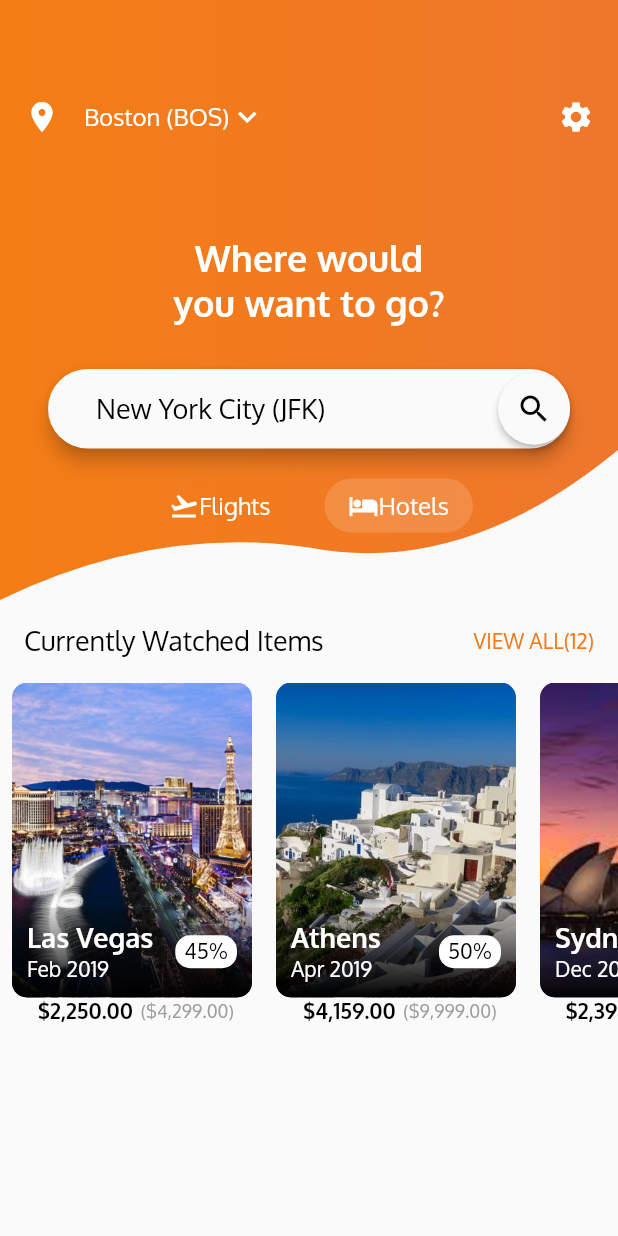
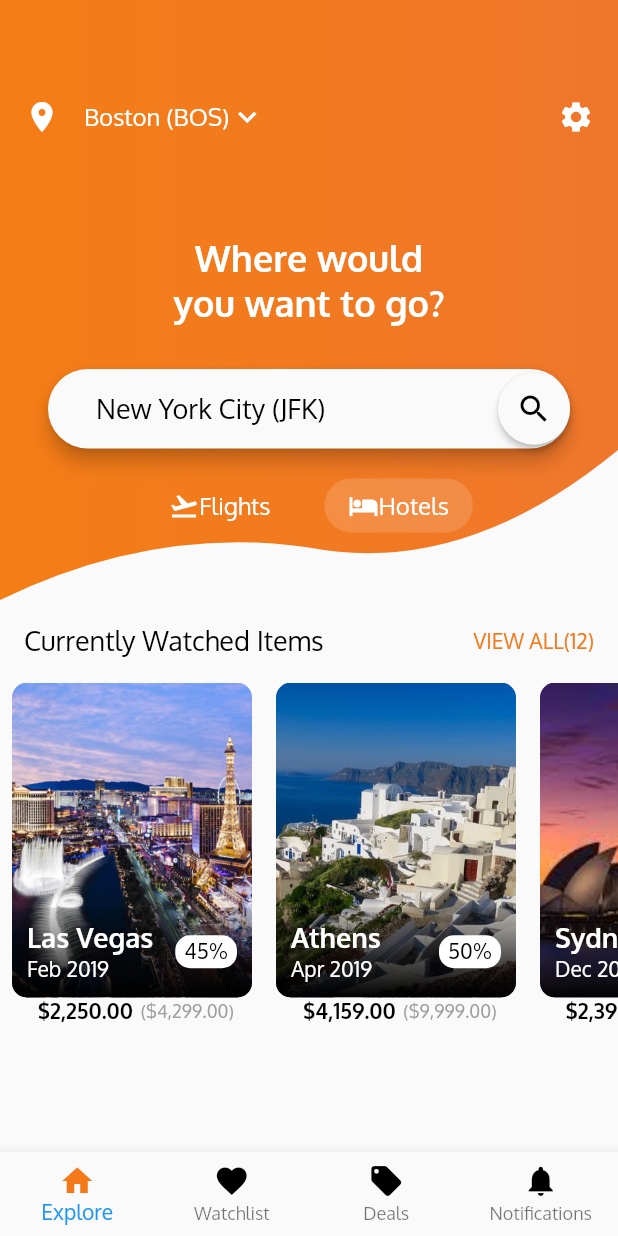
Before and after one commit to FlorianBouron/flight-list-app, a Flutter app: the screen it shows after launch, on a phone screen of 412 x 824 dp. Run offline on Flutter 3.47's test engine with Material 2 defaults, Android fonts, the phone set to English and light mode, and no system bars.

Commit message:
Add AppBar

```diff
--- a/lib/screens/home_screen.dart
+++ b/lib/screens/home_screen.dart
@@ -2,11 +2,13 @@ import 'package:flutter/material.dart';
 
 import './home_screen_top.dart';
 import './home_screen_bottom.dart';
+import '../widgets/custom_app_bar.dart';
 
 class HomeScreen extends StatelessWidget {
   @override
   Widget build(BuildContext context) {
     return Scaffold(
+      bottomNavigationBar: CustomAppBar(),
       body: SingleChildScrollView(
         scrollDirection: Axis.vertical,
         child: Column(
--- a/lib/style.dart
+++ b/lib/style.dart
@@ -30,4 +30,9 @@ class AppTheme {
     fontSize: 14.0,
     color: primaryColor,
   );
+
+  static const TextStyle bottomNavigationBarItemStyle = TextStyle(
+    fontStyle: FontStyle.normal,
+    color: Colors.black,
+  );
 }
--- /dev/null
+++ b/lib/widgets/custom_app_bar.dart
@@ -0,0 +1,60 @@
+import 'package:flutter/material.dart';
+
+import '../style.dart';
+
+class CustomAppBar extends StatelessWidget {
+  final List<BottomNavigationBarItem> bottomBarItems = [
+    BottomNavigationBarItem(
+      activeIcon: Icon(
+        Icons.home,
+        color: AppTheme.primaryColor,
+      ),
+      icon: Icon(
+        Icons.home,
+        color: Colors.black,
+      ),
+      title: Text(
+        "Explore",
+        style: AppTheme.bottomNavigationBarItemStyle,
+      ),
+    ),
+    BottomNavigationBarItem(
+      icon: Icon(
+        Icons.favorite,
+        color: Colors.black,
+      ),
+      title: Text(
+        "Watchlist",
+        style: AppTheme.bottomNavigationBarItemStyle,
+      ),
+    ),
+    BottomNavigationBarItem(
+      icon: Icon(
+        Icons.local_offer,
+        color: Colors.black,
+      ),
+      title: Text(
+        "Deals",
+        style: AppTheme.bottomNavigationBarItemStyle,
+      ),
+    ),
+    BottomNavigationBarItem(
+      icon: Icon(
+        Icons.notifications,
+        color: Colors.black,
+      ),
+      title: Text(
+        "Notifications",
+        style: TextStyle(),
+      ),
+    ),
+  ];
+
+  @override
+  Widget build(BuildContext context) {
+    return BottomNavigationBar(
+      items: bottomBarItems,
+      type: BottomNavigationBarType.fixed,
+    );
+  }
+}
```
